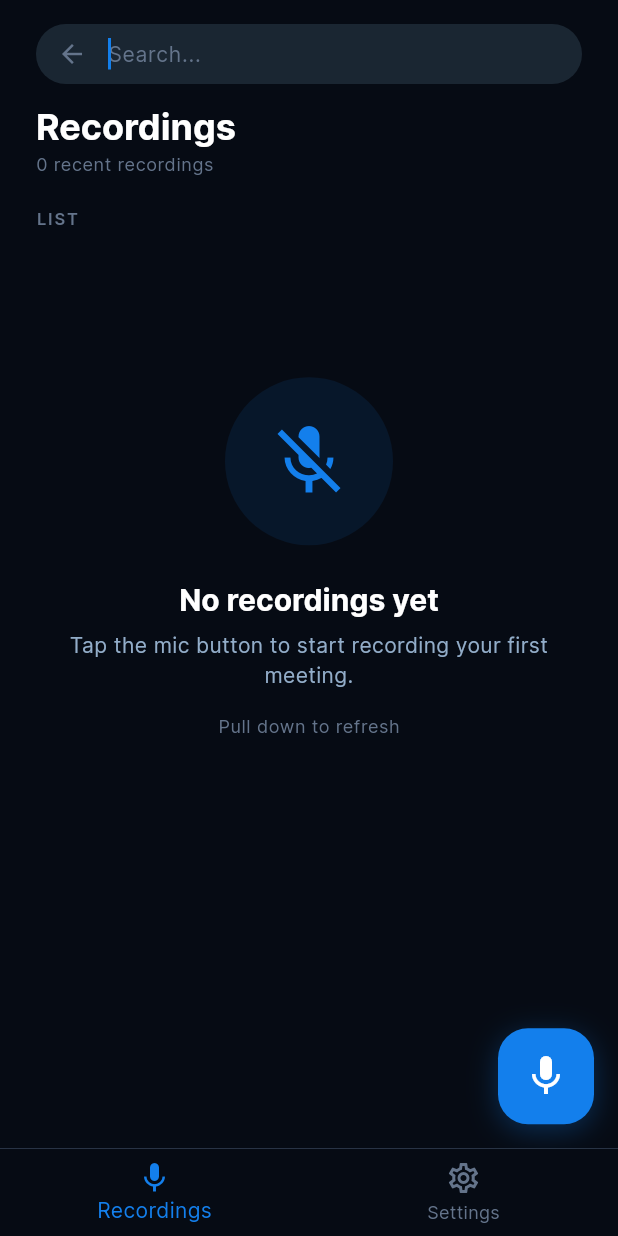
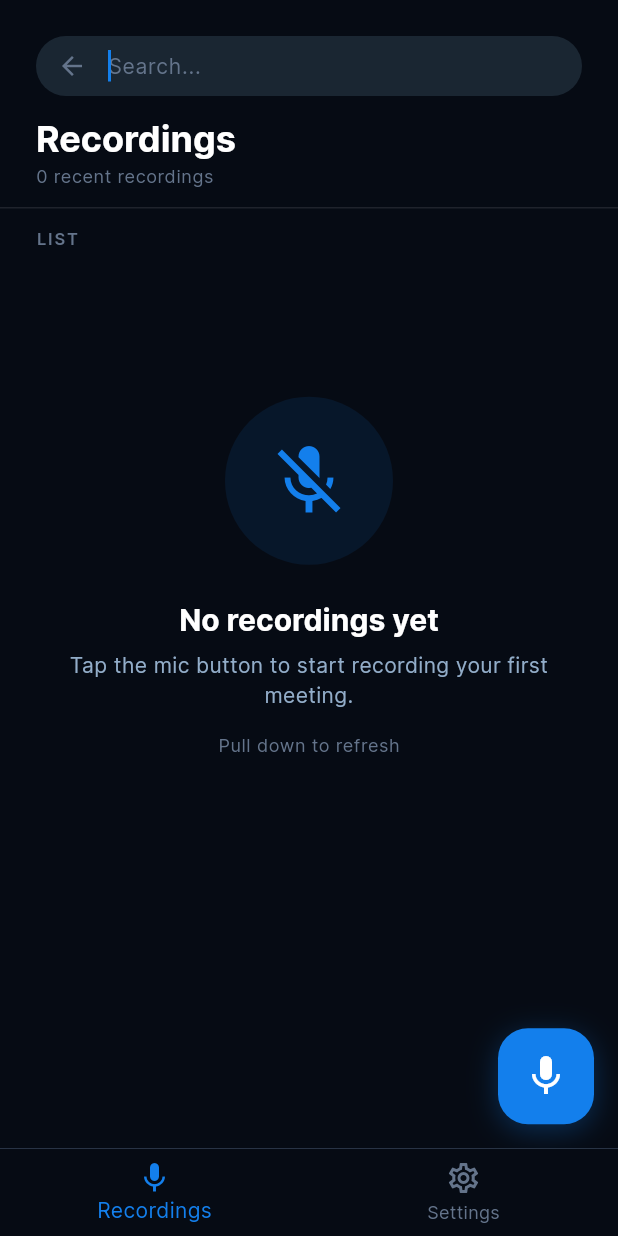
Before and after one commit to dxthanh2002/voice-note, a Flutter app: the MainTabsScreen screen opened directly, after a tap on the "search" icon, on a phone screen of 412 x 824 dp. Run offline on Flutter 3.47's test engine with Material 3 defaults, Android fonts, the phone set to English and light mode, and no system bars; our stand-ins replace device_info_plus, dio, drift, just_audio, permission_handler, shared_preferences and 1 more; missing offline and left inert: record; accounts and stored records are empty; generated files the repository leaves out were written again; network calls fail; statements that could not run were skipped.

Commit message:
complete UI

```diff
--- a/lib/features/main/settings_screen.dart
+++ b/lib/features/main/settings_screen.dart
@@ -28,10 +28,12 @@ class _SettingsTabState extends State<SettingsTab> {
             children: [
               // App bar
               Padding(
-                padding: const EdgeInsets.fromLTRB(16, 16, 16, 12),
+                padding: const EdgeInsets.fromLTRB(24, 24, 24, 12),
                 child: Text(
                   'Settings',
-                  style: Theme.of(context).textTheme.titleLarge,
+                  style: Theme.of(context).textTheme.headlineSmall?.copyWith(
+                    fontWeight: FontWeight.bold,
+                  ),
                 ),
               ),
               const SizedBox(height: 8),
@@ -190,14 +192,18 @@ class _SettingsTabState extends State<SettingsTab> {
             padding: const EdgeInsets.fromLTRB(8, 8, 8, 8),
             child: Text(
               title,
-              style: Theme.of(context).textTheme.labelLarge,
+              style: Theme.of(context).textTheme.labelSmall?.copyWith(
+                color: AppColors.textMuted,
+                fontWeight: FontWeight.w600,
+                letterSpacing: 1.2,
+              ),
             ),
           ),
           Container(
             clipBehavior: Clip.antiAlias,
             decoration: BoxDecoration(
               color: AppColors.cardDark,
-              borderRadius: BorderRadius.circular(12),
+              borderRadius: BorderRadius.circular(20),
             ),
             child: Column(
               children: [
@@ -219,8 +225,8 @@ class _SettingsTabState extends State<SettingsTab> {
 
   Widget _buildItem(_SettingsItem item, bool isFirst, bool isLast) {
     final borderRadius = BorderRadius.vertical(
-      top: isFirst ? const Radius.circular(12) : Radius.zero,
-      bottom: isLast ? const Radius.circular(12) : Radius.zero,
+      top: isFirst ? const Radius.circular(20) : Radius.zero,
+      bottom: isLast ? const Radius.circular(20) : Radius.zero,
     );
 
     return Material(
@@ -237,7 +243,7 @@ class _SettingsTabState extends State<SettingsTab> {
                 height: 44,
                 decoration: BoxDecoration(
                   color: AppColors.primary.withValues(alpha: 0.1),
-                  borderRadius: BorderRadius.circular(8),
+                  borderRadius: BorderRadius.circular(12),
                 ),
                 child: Icon(item.icon, color: AppColors.primary),
               ),
@@ -254,7 +260,9 @@ class _SettingsTabState extends State<SettingsTab> {
                       const SizedBox(height: 2),
                       Text(
                         item.subtitle!,
-                        style: Theme.of(context).textTheme.bodySmall,
+                        style: Theme.of(context).textTheme.bodySmall?.copyWith(
+                          color: AppColors.textMuted,
+                        ),
                       ),
                     ],
                   ],
--- a/lib/features/recordings/recordings_screen.dart
+++ b/lib/features/recordings/recordings_screen.dart
@@ -84,7 +84,7 @@ class _RecordingsScreenContent extends StatelessWidget {
     RecordingsViewModel viewModel,
   ) {
     return Padding(
-      padding: const EdgeInsets.fromLTRB(24, 16, 24, 12),
+      padding: const EdgeInsets.fromLTRB(24, 24, 24, 12),
       child: Column(
         children: [
           // Search Bar (expandable)
@@ -112,7 +112,8 @@ class _RecordingsScreenContent extends StatelessWidget {
             color: AppColors.cardDark,
             borderRadius: BorderRadius.circular(20),
           ),
-          child: Row(
+          child: viewModel.isSearchExpanded
+              ? Row(
                   children: [
                     Semantics(
                       button: true,
@@ -136,7 +137,8 @@ class _RecordingsScreenContent extends StatelessWidget {
                         controller: viewModel.searchController,
                         focusNode: viewModel.searchFocusNode,
                         onChanged: (value) => viewModel.searchRecordings(value),
-                  style: const TextStyle(color: Colors.white, fontSize: 14),
+                        style:
+                            const TextStyle(color: Colors.white, fontSize: 14),
                         decoration: InputDecoration(
                           hintText: 'Search...',
                           hintStyle: TextStyle(
@@ -145,7 +147,8 @@ class _RecordingsScreenContent extends StatelessWidget {
                           ),
                           border: InputBorder.none,
                           isDense: true,
-                    contentPadding: const EdgeInsets.symmetric(vertical: 10),
+                          contentPadding:
+                              const EdgeInsets.symmetric(vertical: 10),
                           suffixIcon: viewModel.searchController.text.isNotEmpty
                               ? GestureDetector(
                                   onTap: () => viewModel.clearSearch(),
@@ -164,7 +167,8 @@ class _RecordingsScreenContent extends StatelessWidget {
                       ),
                     ),
                   ],
-          ),
+                )
+              : const SizedBox.shrink(),
         ),
       ],
     );
@@ -236,8 +240,15 @@ class _RecordingsScreenContent extends StatelessWidget {
 
   // ============ Section Header ============
   Widget _buildSectionHeader(BuildContext context) {
-    return Padding(
-      padding: const EdgeInsets.fromLTRB(24, 8, 24, 12),
+    return Column(
+      children: [
+        Divider(
+          color: Colors.white.withValues(alpha: 0.1),
+          thickness: 1,
+          height: 1,
+        ),
+        Padding(
+          padding: const EdgeInsets.fromLTRB(24, 12, 24, 12),
       child: Row(
         mainAxisAlignment: MainAxisAlignment.spaceBetween,
         children: [
@@ -252,6 +263,8 @@ class _RecordingsScreenContent extends StatelessWidget {
           // TODO: Implement sort functionality if needed
         ],
       ),
+        ),
+      ],
     );
   }
 
@@ -448,7 +461,7 @@ class RecordingCard extends StatelessWidget {
             },
             borderRadius: BorderRadius.circular(20),
             child: Container(
-              padding: const EdgeInsets.all(10),
+              padding: const EdgeInsets.all(12),
               decoration: BoxDecoration(
                 borderRadius: BorderRadius.circular(20),
                 border: Border.all(color: Colors.white.withValues(alpha: 0.05)),
@@ -464,7 +477,7 @@ class RecordingCard extends StatelessWidget {
                 crossAxisAlignment: CrossAxisAlignment.start,
                 children: [
                   _buildMainRow(context),
-                  const SizedBox(height: 8),
+                  const SizedBox(height: 12),
                   _buildFooterRow(),
                 ],
               ),
@@ -628,7 +641,7 @@ class RecordingCard extends StatelessWidget {
     }
 
     return Container(
-      padding: const EdgeInsets.symmetric(horizontal: 8, vertical: 4),
+      padding: const EdgeInsets.symmetric(horizontal: 10, vertical: 6),
       decoration: BoxDecoration(
         color: bgColor,
         borderRadius: BorderRadius.circular(20),
--- a/lib/features/recordings/recordings_viewmodel.dart
+++ b/lib/features/recordings/recordings_viewmodel.dart
@@ -93,6 +93,7 @@ class RecordingsViewModel extends ChangeNotifier {
     _isSearchExpanded = false;
     searchController.clear();
     clearSearch();
+    notifyListeners();
   }
 
   void searchRecordings(String query) {
```
Also changed, not shown: lib/features/recordings/widgets/recording_screen.dart (+27 -19 lines), lib/services/audio.dart (+35 -0 lines). Lines whose indentation alone changed are shown as unchanged.
